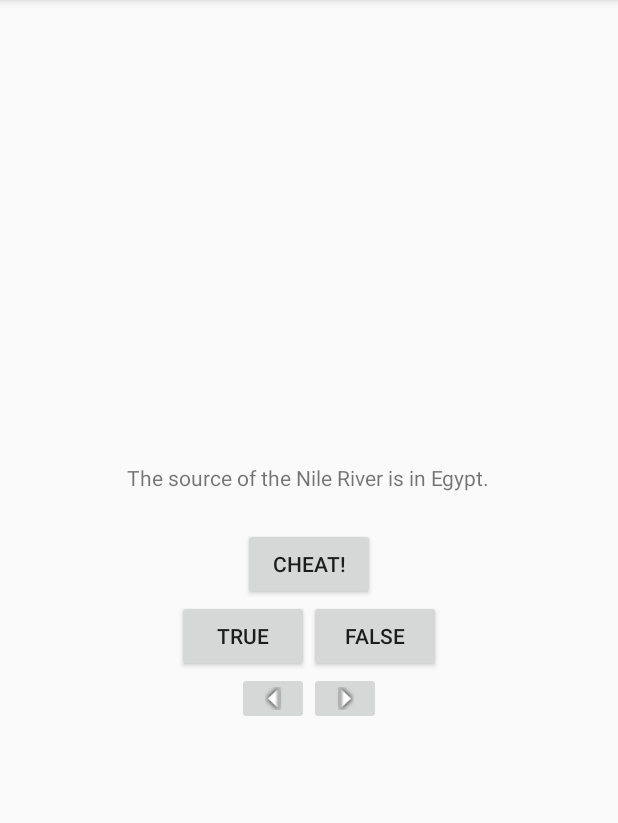
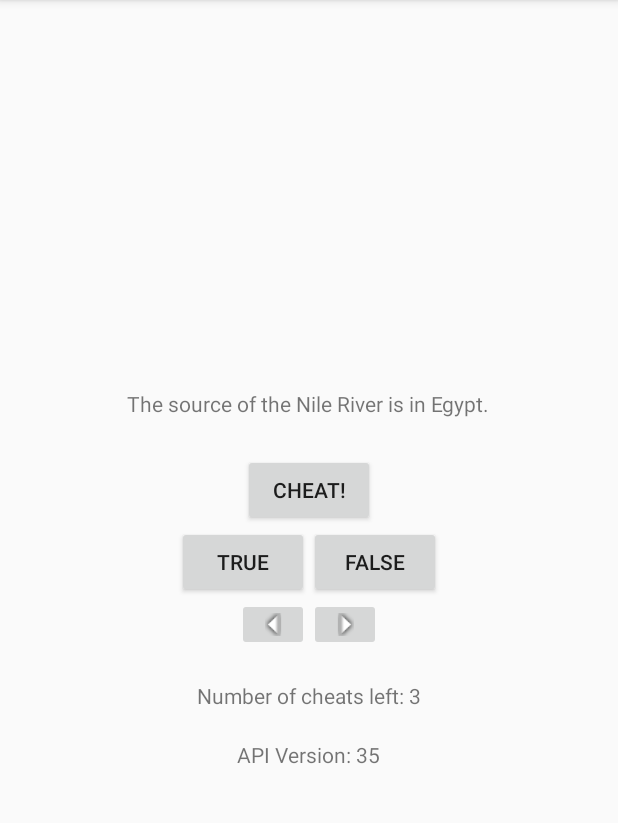
Before and after one commit to ngavilanes/Geoquiz, an Android app: the screen it shows after launch (QuizActivity), after a tap on "TRUE", on a phone screen of 412 x 824 dp, the part 84-907 px from its top. Run offline under Robolectric (Android 15) with nearby library versions, the phone set to English and light mode, and no system bars.

Commit message:
small layout changes and number of cheats textview

```diff
--- a/app/build.gradle
+++ b/app/build.gradle
@@ -4,7 +4,7 @@ android {
     compileSdkVersion 27
     defaultConfig {
         applicationId "com.example.ngavi.geoquiz"
-        minSdkVersion 15
+        minSdkVersion 19
         targetSdkVersion 27
         versionCode 1
         versionName "1.0"
--- a/app/src/main/java/com/example/ngavi/geoquiz/QuizActivity.java
+++ b/app/src/main/java/com/example/ngavi/geoquiz/QuizActivity.java
@@ -3,6 +3,7 @@ package com.example.ngavi.geoquiz;
 import android.app.Activity;
 import android.content.Context;
 import android.content.Intent;
+import android.os.Build;
 import android.support.v7.app.AppCompatActivity;
 import android.os.Bundle;
 import android.util.Log;
@@ -13,6 +14,7 @@ import android.widget.TextView;
 import android.widget.Toast;
 
 public class QuizActivity extends AppCompatActivity {
+
     private Button mTrueButton;
     private Button mFalseButton;
     private Button mCheatButton;
@@ -20,6 +22,8 @@ public class QuizActivity extends AppCompatActivity {
     private ImageButton mPrevButton;
     private boolean mIsCheater;
     private TextView mQuestionTextView;
+    private TextView mNumberOfCheatsTextView;
+    private TextView mAPITextView;
     private int mCurrentIndex = 0;
     public static final int REQUEST_CODE_CHEAT = 0;
     private static final String TAG = "QuizActivity";
@@ -27,11 +31,11 @@ public class QuizActivity extends AppCompatActivity {
 
     //array of questions :
     private TrueFalse[] mQuestionBank = new TrueFalse[] {
-            new TrueFalse(R.string.question_africa, false),
-            new TrueFalse(R.string.question_americas, true),
-            new TrueFalse(R.string.question_asia, true),
-            new TrueFalse(R.string.question_mideast, false),
-            new TrueFalse(R.string.question_oceans, true),
+            new TrueFalse(R.string.question_africa, false,false),
+            new TrueFalse(R.string.question_americas, true,false),
+            new TrueFalse(R.string.question_asia, true,false),
+            new TrueFalse(R.string.question_mideast, false,false),
+            new TrueFalse(R.string.question_oceans, true,false),
 
     };
 
@@ -42,8 +46,9 @@ public class QuizActivity extends AppCompatActivity {
         setContentView(R.layout.activity_quiz);
         Log.d(TAG, "OnCreate(Bundle) called");
 
-        if(savedInstanceState!=null){ //saving information every time you do a rotation
+        if(savedInstanceState!=null){ //saving information every time you change orientation
             mCurrentIndex = savedInstanceState.getInt(KEY_INDEX,0);
+            mIsCheater = savedInstanceState.getBoolean("index2", false);
         }
         //getting the activity its UI BY passing in layout resource ID
         //resources: things that are not code : image files, audio files, XML files
@@ -56,6 +61,13 @@ public class QuizActivity extends AppCompatActivity {
         //now to references the buttons and set them to the private variables above
             //findViewById is a method that retrieves a view ID from R.java
 
+
+        mAPITextView= findViewById(R.id.VersionTextView);
+        mAPITextView.setText("API Version: " + Build.VERSION.SDK_INT);
+
+
+        mNumberOfCheatsTextView = findViewById(R.id.NumCheatsTextView);
+        mNumberOfCheatsTextView.setText("Number of cheats left: " + mQuestionBank[mCurrentIndex].getnumcheats());
 
 
       //  mTrueButton =  findViewById(R.id.true_button);
@@ -121,7 +133,7 @@ public class QuizActivity extends AppCompatActivity {
                //setting up new activity - requires an intent which communicates with the OS to start the cheat activity
                //set up intent using constructor: Intent(context,class);
 
-               Intent intent = new Intent(QuizActivity.this, CheatActivity.class);
+               Intent intent = new Intent(QuizActivity.this, CheatActivity.class); //intent class parameters : 1->where you're starting from  2-> where you're going
                boolean AnswerIsTrue = mQuestionBank[mCurrentIndex].isTrueQuestion();
                intent.putExtra(CheatActivity.EXTRA_ANSWER_IS_TRUE,AnswerIsTrue);
                startActivityForResult(intent,REQUEST_CODE_CHEAT);
@@ -151,7 +163,8 @@ public class QuizActivity extends AppCompatActivity {
     private void CheckAnswer(boolean UserPressedTrue){ //private method to check the truth value of each question
         boolean AnswerIsTrue = mQuestionBank[mCurrentIndex].isTrueQuestion();
         int messageResId;
-        if(mIsCheater==true){
+        if(mIsCheater==true || mQuestionBank[mCurrentIndex].getCheated()==true){
+            mQuestionBank[mCurrentIndex].setCheated(true);
             messageResId = R.string.judegement_toast;
         }
         else {
@@ -192,6 +205,8 @@ public class QuizActivity extends AppCompatActivity {
         super.onSaveInstanceState(savedInstanceState);
         Log.i(TAG, "onSaveInstanceState");
         savedInstanceState.putInt(KEY_INDEX,mCurrentIndex);
+        savedInstanceState.putBoolean("index2", mIsCheater);
+        savedInstanceState.putInt("index3",mQuestionBank[mCurrentIndex].getnumcheats());
     }
 
 
--- a/app/src/main/java/com/example/ngavi/geoquiz/TrueFalse.java
+++ b/app/src/main/java/com/example/ngavi/geoquiz/TrueFalse.java
@@ -3,10 +3,14 @@ package com.example.ngavi.geoquiz;
 public class TrueFalse extends Object {
     private int mQuestion;
     private boolean mTrueQuestion;
-
-    public TrueFalse(int question, boolean trueQuestion){
+    private boolean mcheated;
+    private int mnumcheats = 3;
+    public TrueFalse(int question, boolean trueQuestion, boolean cheated){
         mQuestion = question; //holds resource ID (always an int)
         mTrueQuestion  = trueQuestion; //indicates whether question is true or false
+        mcheated = cheated;
+
+
 
     }
     public int getQuestion() {
@@ -25,5 +29,24 @@ public class TrueFalse extends Object {
         mTrueQuestion = trueQuestion;
     }
 
+    public boolean getCheated(){
+        return mcheated;
+    }
+
+    public void setCheated(boolean cheated){
+        mcheated = cheated;
+
+    }
+    public int getnumcheats(){
+        return mnumcheats;
+    }
+
+    public void setnumcheats(int numcheats){
+        mnumcheats = numcheats;
+
+    }
+
+
+
 
 }
--- a/app/src/main/res/layout-land/activity_quiz.xml
+++ b/app/src/main/res/layout-land/activity_quiz.xml
@@ -10,6 +10,7 @@
         android:layout_height="wrap_content"
         android:layout_gravity="center_horizontal"
         android:padding="24dp" />
+
 
 
         <LinearLayout
@@ -31,6 +32,29 @@
                 android:text="@string/false_button" />
 
         </LinearLayout>
+
+        <TextView
+            android:id="@+id/NumCheatsTextView"
+            android:layout_width="wrap_content"
+            android:layout_height="wrap_content"
+            android:layout_gravity="center"
+            android:layout_marginTop="40dp"
+
+            />
+
+
+
+
+
+    <TextView
+            android:id="@+id/VersionTextView"
+            android:layout_width="wrap_content"
+            android:layout_height="wrap_content"
+            android:layout_gravity="right"
+            android:layout_margin="20dp"
+            />
+
+
 
     <Button
         android:id="@+id/cheat_button"
--- a/app/src/main/res/layout/activity_quiz.xml
+++ b/app/src/main/res/layout/activity_quiz.xml
@@ -56,4 +56,20 @@
             android:src="@mipmap/arrow_right" />
     </LinearLayout>
 
+    <TextView
+        android:layout_width="wrap_content"
+        android:layout_height="wrap_content"
+        android:id="@+id/NumCheatsTextView"
+        android:paddingTop="20dp"
+        />
+
+
+    <TextView
+        android:id="@+id/VersionTextView"
+        android:layout_width="wrap_content"
+        android:layout_height="wrap_content"
+        android:layout_margin="20dp"
+
+         />
+
 </LinearLayout>
--- a/build.gradle
+++ b/build.gradle
@@ -7,7 +7,7 @@ buildscript {
         jcenter()
     }
     dependencies {
-        classpath 'com.android.tools.build:gradle:3.1.3'
+        classpath 'com.android.tools.build:gradle:3.1.4'
 
 
         // NOTE: Do not place your application dependencies here; they belong
```
Also changed, not shown: app/src/main/java/com/example/ngavi/geoquiz/CheatActivity.java (+31 -5 lines). Lines whose indentation alone changed are shown as unchanged.
